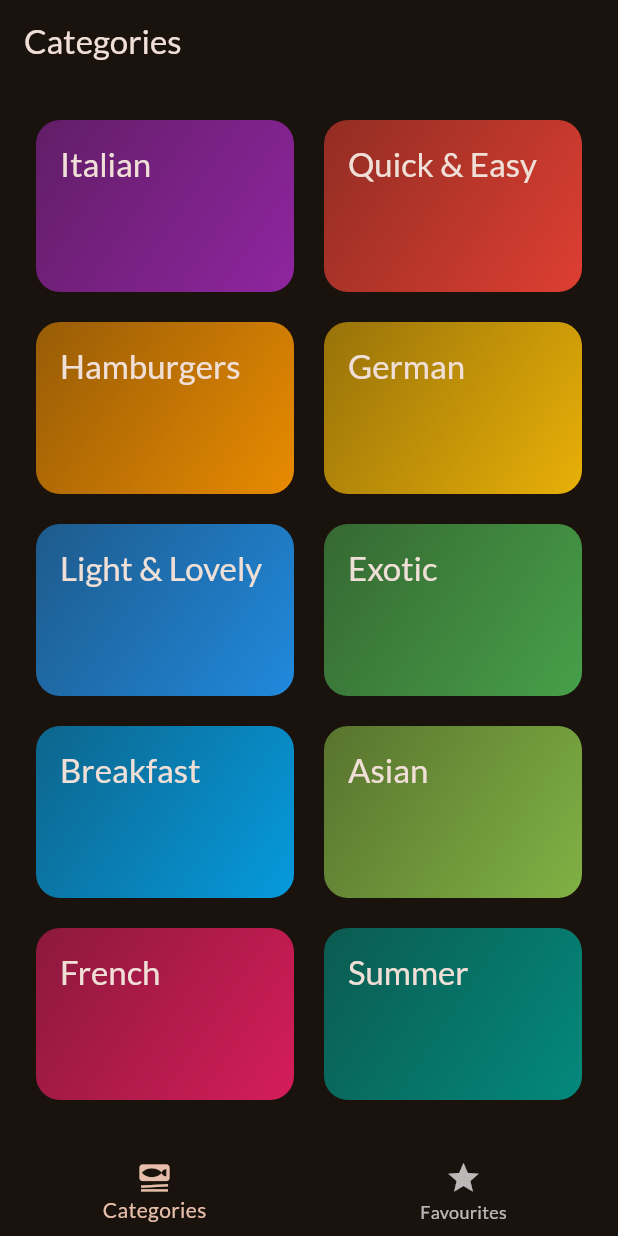
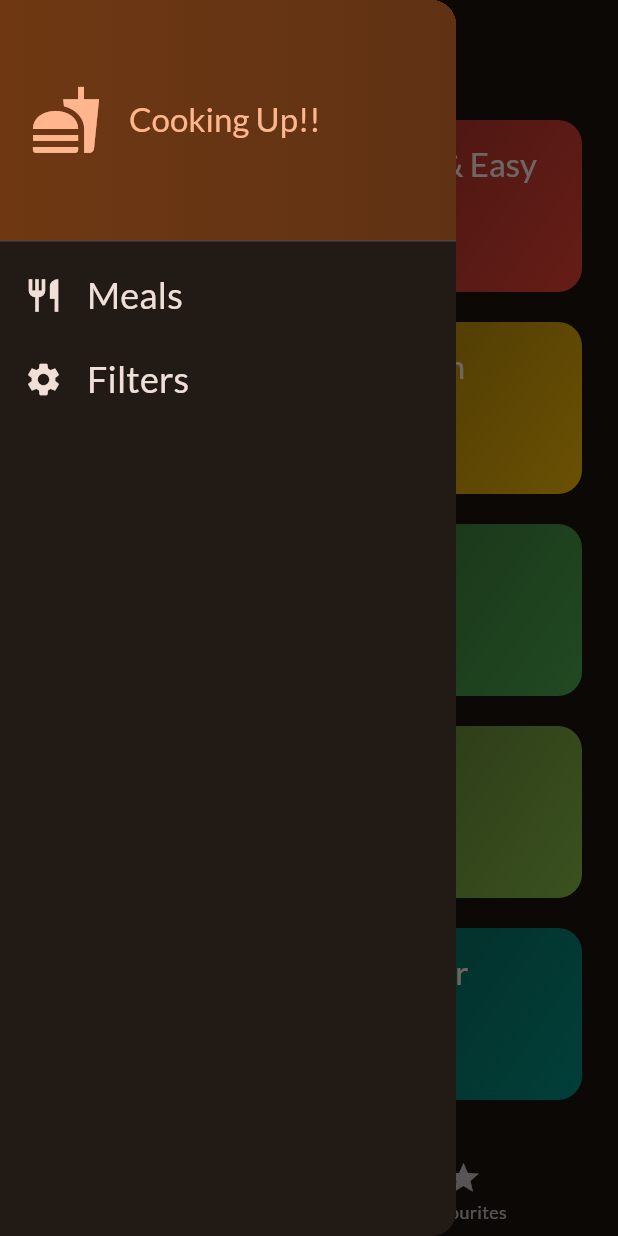
Before and after one commit to KishnaBansal/MealsApp, a Flutter app: the screen it shows after launch, with the side drawer open (before the commit the screen has no drawer), on a phone screen of 412 x 824 dp. Run offline on Flutter 3.47's test engine with Material 3 defaults, Android fonts, the phone set to English and light mode, and no system bars; our stand-ins replace google_fonts, transparent_image.

Commit message:
added a drawer and added the non functional meals and filters button also

```diff
--- a/lib/screens/tabs.dart
+++ b/lib/screens/tabs.dart
@@ -2,6 +2,7 @@ import 'package:flutter/material.dart';
 import 'package:meals_app/models/meal.dart';
 import 'package:meals_app/screens/categories.dart';
 import 'package:meals_app/screens/meals.dart';
+import 'package:meals_app/widgets/main_drawer.dart';
 
 class TabsScreen extends StatefulWidget {
   const TabsScreen({super.key});
@@ -15,6 +16,13 @@ class TabsScreen extends StatefulWidget {
 class _TabsScreenState extends State<TabsScreen> {
   int _selectedPageIndex = 0;
   final List<Meal> _favouriteItemsMeals = [];
+
+  void _setScreen(String identifier) {
+    if(identifier == 'filters') {
+    }else {
+      Navigator.of(context).pop();
+    }
+  }
 
   void showInfoMessage(String message) {
     ScaffoldMessenger.of(context).clearSnackBars();
@@ -64,6 +72,7 @@ class _TabsScreenState extends State<TabsScreen> {
         title: Text(activePageTitle),
       ),
       body: activePage,
+      drawer: MainDrawer(onSelectScreen: _setScreen),
       bottomNavigationBar: BottomNavigationBar(
         onTap: _selectPage,
         currentIndex: _selectedPageIndex,
--- /dev/null
+++ b/lib/widgets/main_drawer.dart
@@ -0,0 +1,84 @@
+import 'package:flutter/material.dart';
+
+class MainDrawer extends StatelessWidget {
+  const MainDrawer({super.key, required this.onSelectScreen});
+
+  final void Function(String identifier) onSelectScreen;
+
+  @override
+  Widget build(BuildContext context) {
+    return Drawer(
+      child: Column(
+        children: [
+          DrawerHeader(
+            padding: const EdgeInsets.all(20),
+            decoration: BoxDecoration(
+              gradient: LinearGradient(
+                colors: [
+                  Theme.of(context).colorScheme.primaryContainer,
+                  Theme.of(context)
+                      .colorScheme
+                      .primaryContainer
+                      .withOpacity(0.8),
+                ],
+              ),
+            ),
+            child: Row(
+              children: [
+                Icon(
+                  Icons.fastfood,
+                  size: 48,
+                  color: Theme.of(context).colorScheme.primary,
+                ),
+                const SizedBox(
+                  width: 18,
+                ),
+                Text(
+                  "Cooking Up!!",
+                  style: Theme.of(context)
+                      .textTheme
+                      .titleLarge!
+                      .copyWith(color: Theme.of(context).colorScheme.primary),
+                )
+              ],
+            ),
+          ),
+          ListTile(
+            leading: Icon(
+              Icons.restaurant_outlined,
+              size: 26,
+              color: Theme.of(context).colorScheme.onBackground,
+            ),
+            title: Text(
+              "Meals",
+              style: Theme.of(context).textTheme.titleSmall!.copyWith(
+                    color: Theme.of(context).colorScheme.onBackground,
+                    fontSize: 24,
+                  ),
+            ),
+            onTap: () {
+              onSelectScreen('meals');
+            },
+          ),
+          ListTile(
+            leading: Icon(
+              Icons.settings,
+              size: 26,
+              color: Theme.of(context).colorScheme.onBackground,
+            ),
+            title: Text(
+              "Filters",
+              style: Theme.of(context).textTheme.titleSmall!.copyWith(
+                    color: Theme.of(context).colorScheme.onBackground,
+                    fontSize: 24,
+                  ),
+            ),
+            onTap: () {
+              onSelectScreen('filters');
+            },
+          ),
+        ],
+      ),
+    );
+  }
+}
```
